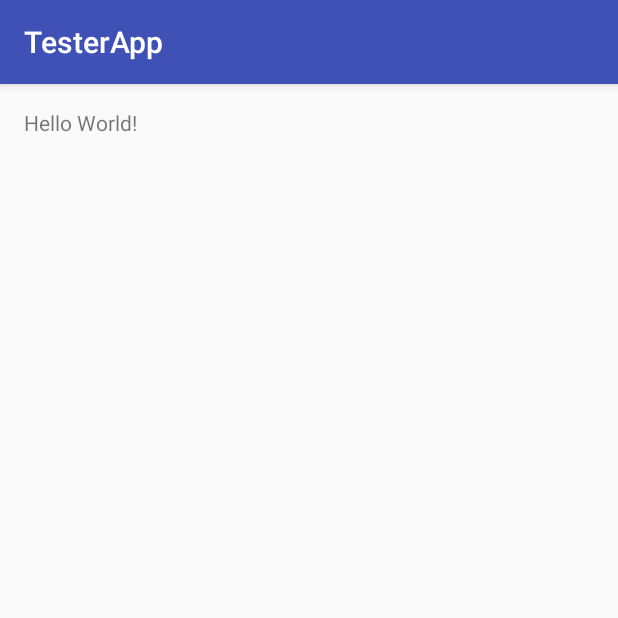
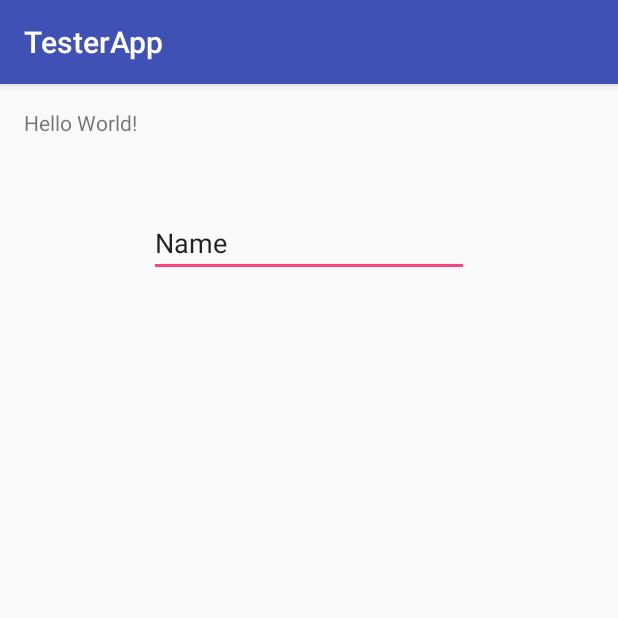
Before and after one commit to tatertotz/TesterApp, an Android app: the screen it shows after launch (MainActivity), on a phone screen of 412 x 824 dp, the top half of it. Run offline under Robolectric (Android 15) with nearby library versions, the phone set to English and light mode, and no system bars.

```diff
--- a/app/src/main/res/layout/activity_main.xml
+++ b/app/src/main/res/layout/activity_main.xml
@@ -13,5 +13,19 @@
     <TextView
         android:layout_width="wrap_content"
         android:layout_height="wrap_content"
-        android:text="Hello World!" />
+        android:text="Hello World!"
+        android:layout_alignParentLeft="true"
+        android:layout_alignParentStart="true"
+        android:id="@+id/textView" />
+
+    <EditText
+        android:layout_width="wrap_content"
+        android:layout_height="wrap_content"
+        android:inputType="textPersonName"
+        android:text="Name"
+        android:ems="10"
+        android:layout_marginTop="48dp"
+        android:id="@+id/editText"
+        android:layout_below="@+id/textView"
+        android:layout_centerHorizontal="true" />
 </RelativeLayout>
```
